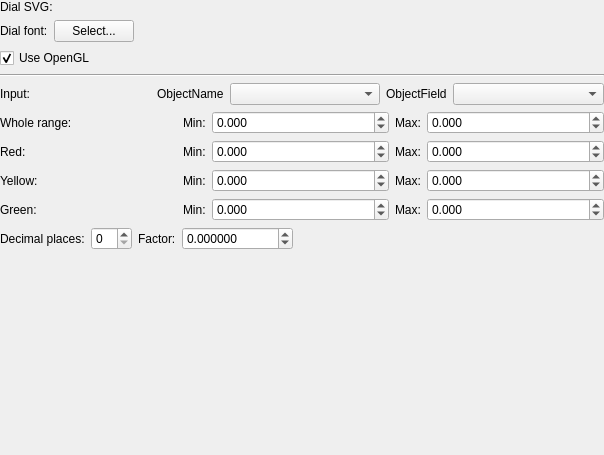
Above: ground/openpilotgcs/src/plugins/lineardial/lineardialgadgetoptionspage.ui from openpilot/OpenPilot before the change. Below: the same form after it.
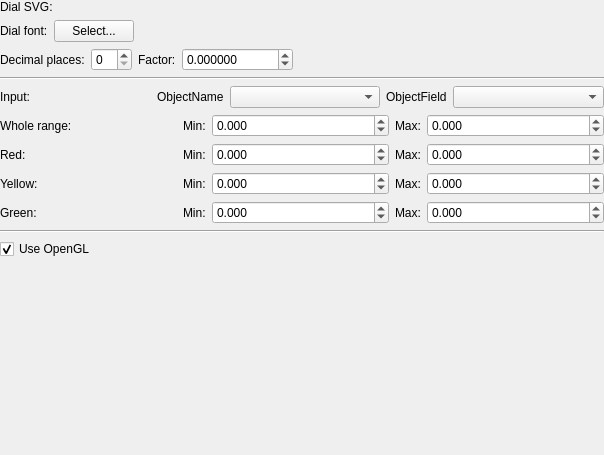
That is the form after the change. Custom widgets are drawn as their Qt base class.

```diff
--- a/ground/openpilotgcs/src/plugins/lineardial/lineardialgadgetoptionspage.ui
+++ b/ground/openpilotgcs/src/plugins/lineardial/lineardialgadgetoptionspage.ui
@@ -85,7 +85,7 @@
          <item>
           <widget class="QLabel" name="label_14">
            <property name="sizePolicy">
-            <sizepolicy hsizetype="Minimum" vsizetype="Preferred">
+            <sizepolicy hsizetype="Minimum" vsizetype="Fixed">
              <horstretch>0</horstretch>
              <verstretch>0</verstretch>
             </sizepolicy>
@@ -103,6 +103,60 @@
           </widget>
          </item>
          <item>
+          <spacer name="horizontalSpacer_3">
+           <property name="orientation">
+            <enum>Qt::Horizontal</enum>
+           </property>
+           <property name="sizeHint" stdset="0">
+            <size>
+             <width>40</width>
+             <height>20</height>
+            </size>
+           </property>
+          </spacer>
+         </item>
+        </layout>
+       </item>
+       <item>
+        <layout class="QHBoxLayout" name="horizontalLayout_6">
+         <property name="topMargin">
+          <number>0</number>
+         </property>
+         <item>
+          <widget class="QLabel" name="label_15">
+           <property name="text">
+            <string>Decimal places:</string>
+           </property>
+          </widget>
+         </item>
+         <item>
+          <widget class="QSpinBox" name="decPlaces">
+           <property name="maximum">
+            <number>99</number>
+           </property>
+          </widget>
+         </item>
+         <item>
+          <widget class="QLabel" name="label_16">
+           <property name="text">
+            <string>Factor:</string>
+           </property>
+          </widget>
+         </item>
+         <item>
+          <widget class="QDoubleSpinBox" name="factor">
+           <property name="decimals">
+            <number>6</number>
+           </property>
+           <property name="minimum">
+            <double>-10000.000000000000000</double>
+           </property>
+           <property name="maximum">
+            <double>100000.000000000000000</double>
+           </property>
+          </widget>
+         </item>
+         <item>
           <spacer name="horizontalSpacer">
            <property name="orientation">
             <enum>Qt::Horizontal</enum>
@@ -117,20 +171,6 @@
          </item>
         </layout>
        </item>
-       <item>
-        <layout class="QHBoxLayout" name="horizontalLayout_8">
-         <item>
-          <widget class="QCheckBox" name="useOpenGL">
-           <property name="text">
-            <string>Use OpenGL</string>
-           </property>
-           <property name="checked">
-            <bool>true</bool>
-           </property>
-          </widget>
-         </item>
-        </layout>
-       </item>
        <item>
         <widget class="Line" name="line">
          <property name="orientation">
@@ -466,41 +506,21 @@
         </layout>
        </item>
        <item>
-        <layout class="QHBoxLayout" name="horizontalLayout_9">
-         <property name="bottomMargin">
-          <number>0</number>
+        <widget class="Line" name="line_3">
+         <property name="orientation">
+          <enum>Qt::Horizontal</enum>
          </property>
+        </widget>
+       </item>
+       <item>
+        <layout class="QHBoxLayout" name="horizontalLayout_8">
          <item>
-          <widget class="QLabel" name="label_15">
+          <widget class="QCheckBox" name="useOpenGL">
            <property name="text">
-            <string>Decimal places:</string>
+            <string>Use OpenGL</string>
            </property>
-          </widget>
-         </item>
-         <item>
-          <widget class="QSpinBox" name="decPlaces">
-           <property name="maximum">
-            <number>99</number>
-           </property>
-          </widget>
-         </item>
-         <item>
-          <widget class="QLabel" name="label_16">
-           <property name="text">
-            <string>Factor:</string>
-           </property>
-          </widget>
-         </item>
-         <item>
-          <widget class="QDoubleSpinBox" name="factor">
-           <property name="decimals">
-            <number>6</number>
-           </property>
-           <property name="minimum">
-            <double>-10000.000000000000000</double>
-           </property>
-           <property name="maximum">
-            <double>100000.000000000000000</double>
+           <property name="checked">
+            <bool>true</bool>
            </property>
           </widget>
          </item>
```
